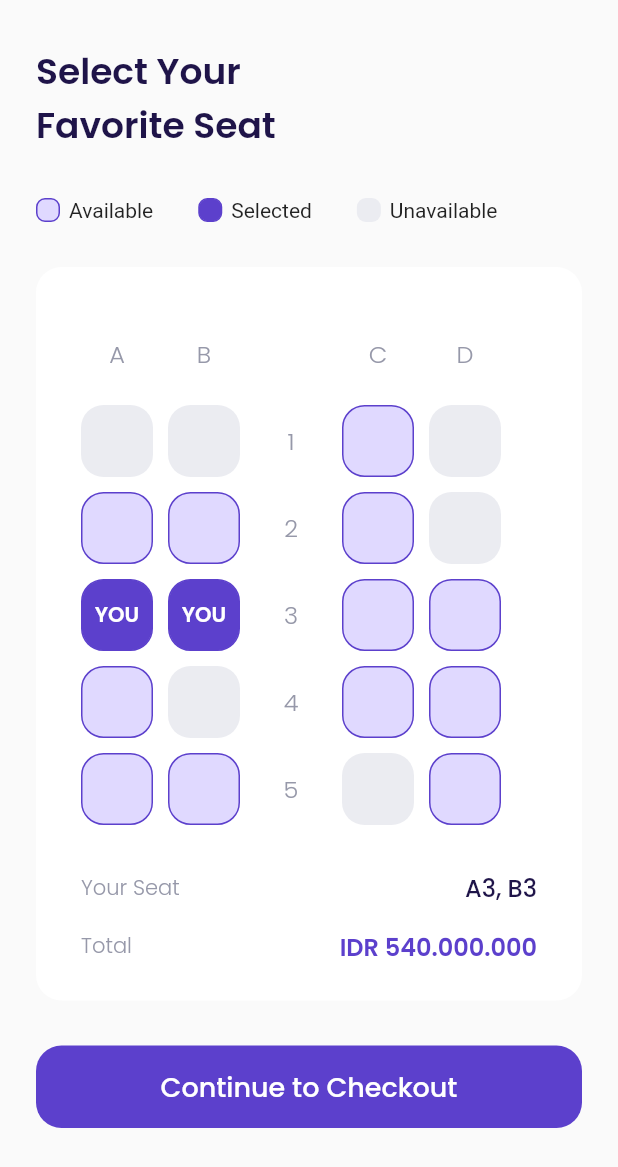
After one commit to dikialfin/travelApp, a Flutter app: the SelectSeat screen opened by its route, on a phone screen of 412 x 824 dp. The commit adds this screen. Shown: the top 1167 px of the screen. Run offline on Flutter 3.47's test engine with Material 2 defaults, Android fonts, the phone set to English and light mode, and no system bars; our stand-ins replace google_fonts.

Commit message:
Select seat page

```diff
--- a/lib/Shared/theme.dart
+++ b/lib/Shared/theme.dart
@@ -13,6 +13,8 @@ Color greenColor = Color(0xff0EC3AE);
 Color redColor = Color(0xffEB70A5);
 Color bgColor = Color(0xffFAFAFA);
 Color colorTransparent = Colors.transparent;
+Color availableColor = Color(0xffE0D9FF);
+Color unavailableColor = Color(0xffEBECF1);
 
 TextStyle blackTextStyle = GoogleFonts.poppins(color: blackColor);
 TextStyle whiteTextStyle = GoogleFonts.poppins(color: whiteColor);
--- a/lib/UI/Pages/detail_page.dart
+++ b/lib/UI/Pages/detail_page.dart
@@ -197,7 +197,9 @@ class DetailPage extends StatelessWidget {
                           fontWeight: medium, fontSize: 18),
                     ),
                     width: 170,
-                    actionButton: () {},
+                    actionButton: () {
+                      Navigator.pushNamed(context, '/select-seat');
+                    },
                     margin: EdgeInsets.only(top: 0))
               ],
             ),
--- /dev/null
+++ b/lib/UI/Pages/select_seat.dart
@@ -0,0 +1,283 @@
+import 'package:airplane/UI/Widgets/customBoxSelectSeat.dart';
+import 'package:airplane/UI/Widgets/customButton.dart';
+import 'package:flutter/material.dart';
+import 'package:airplane/Shared/theme.dart';
+
+class SelectSeat extends StatelessWidget {
+  const SelectSeat({Key? key}) : super(key: key);
+
+  @override
+  Widget build(BuildContext context) {
+    Widget indicatorSeat(
+        {required int statusCode, required String statusName}) {
+      Color containerColor = colorTransparent;
+      Color borderColor = colorTransparent;
+
+      switch (statusCode) {
+        case 0:
+          containerColor = availableColor;
+          borderColor = primaryColor;
+          break;
+        case 1:
+          containerColor = primaryColor;
+          borderColor = primaryColor;
+          break;
+        case 2:
+          containerColor = unavailableColor;
+          break;
+        default:
+          containerColor = unavailableColor;
+      }
+
+      return Container(
+        margin: EdgeInsets.only(top: 30),
+        child: Row(
+          children: [
+            Container(
+              height: 16,
+              width: 16,
+              margin: EdgeInsets.only(
+                right: 6,
+              ),
+              decoration: BoxDecoration(
+                  color: containerColor,
+                  borderRadius: BorderRadius.circular(6),
+                  border: Border.all(color: borderColor)),
+            ),
+            Text(statusName)
+          ],
+        ),
+      );
+    }
+
+    return Scaffold(
+      backgroundColor: bgColor,
+      body: SingleChildScrollView(
+          child: Padding(
+        padding: EdgeInsets.symmetric(vertical: 30, horizontal: 24),
+        child: Column(crossAxisAlignment: CrossAxisAlignment.start, children: [
+          // Tittle page
+          Text(
+            'Select Your\nFavorite Seat',
+            style: blackTextStyle.copyWith(fontWeight: semiBold, fontSize: 24),
+          ),
+          // Seat Indicator
+          Row(
+            children: [
+              Container(
+                  margin: EdgeInsets.only(right: 30),
+                  child: indicatorSeat(statusCode: 0, statusName: 'Available')),
+              Container(
+                  margin: EdgeInsets.only(right: 30),
+                  child: indicatorSeat(statusCode: 1, statusName: 'Selected')),
+              Container(
+                  margin: EdgeInsets.only(right: 30),
+                  child:
+                      indicatorSeat(statusCode: 2, statusName: 'Unavailable')),
+            ],
+          ),
+          // Card Select Seat
+          Container(
+            margin: EdgeInsets.only(top: 30),
+            width: double.infinity,
+            decoration: BoxDecoration(
+              color: whiteColor,
+              borderRadius: BorderRadius.circular(defaultRadius),
+            ),
+            padding: EdgeInsets.symmetric(horizontal: 30, vertical: 24),
+            child: Column(children: [
+              // Seat Initial
+              Row(
+                children: [
+                  CustomBoxSelectSeat(
+                    statusCode: 3,
+                    text: 'A',
+                  ),
+                  CustomBoxSelectSeat(
+                    statusCode: 3,
+                    text: 'B',
+                  ),
+                  CustomBoxSelectSeat(
+                    statusCode: 3,
+                    text: '',
+                  ),
+                  CustomBoxSelectSeat(
+                    statusCode: 3,
+                    text: 'C',
+                  ),
+                  CustomBoxSelectSeat(
+                    statusCode: 3,
+                    text: 'D',
+                  ),
+                ],
+              ),
+              // Seat Number Postion
+              Row(
+                children: [
+                  CustomBoxSelectSeat(
+                    statusCode: 2,
+                    text: '',
+                  ),
+                  CustomBoxSelectSeat(
+                    statusCode: 2,
+                    text: '',
+                  ),
+                  CustomBoxSelectSeat(
+                    statusCode: 3,
+                    text: '1',
+                  ),
+                  CustomBoxSelectSeat(
+                    statusCode: 0,
+                    text: '',
+                  ),
+                  CustomBoxSelectSeat(
+                    statusCode: 2,
+                    text: '',
+                  ),
+                ],
+              ),
+              Row(
+                children: [
+                  CustomBoxSelectSeat(
+                    statusCode: 0,
+                    text: '',
+                  ),
+                  CustomBoxSelectSeat(
+                    statusCode: 0,
+                    text: '',
+                  ),
+                  CustomBoxSelectSeat(
+                    statusCode: 3,
+                    text: '2',
+                  ),
+                  CustomBoxSelectSeat(
+                    statusCode: 0,
+                    text: '',
+                  ),
+                  CustomBoxSelectSeat(
+                    statusCode: 2,
+                    text: '',
+                  ),
+                ],
+              ),
+              Row(
+                children: [
+                  CustomBoxSelectSeat(
+                    statusCode: 1,
+                    text: 'YOU',
+                  ),
+                  CustomBoxSelectSeat(
+                    statusCode: 1,
+                    text: 'YOU',
+                  ),
+                  CustomBoxSelectSeat(
+                    statusCode: 3,
+                    text: '3',
+                  ),
+                  CustomBoxSelectSeat(
+                    statusCode: 0,
+                    text: '',
+                  ),
+                  CustomBoxSelectSeat(
+                    statusCode: 0,
+                    text: '',
+                  ),
+                ],
+              ),
+              Row(
+                children: [
+                  CustomBoxSelectSeat(
+                    statusCode: 0,
+                    text: '',
+                  ),
+                  CustomBoxSelectSeat(
+                    statusCode: 2,
+                    text: '',
+                  ),
+                  CustomBoxSelectSeat(
+                    statusCode: 3,
+                    text: '4',
+                  ),
+                  CustomBoxSelectSeat(
+                    statusCode: 0,
+                    text: '',
+                  ),
+                  CustomBoxSelectSeat(
+                    statusCode: 0,
+                    text: '',
+                  ),
+                ],
+              ),
+              Row(
+                children: [
+                  CustomBoxSelectSeat(
+                    statusCode: 0,
+                    text: '',
+                  ),
+                  CustomBoxSelectSeat(
+                    statusCode: 0,
+                    text: '',
+                  ),
+                  CustomBoxSelectSeat(
+                    statusCode: 3,
+                    text: '5',
+                  ),
+                  CustomBoxSelectSeat(
+                    statusCode: 2,
+                    text: '',
+                  ),
+                  CustomBoxSelectSeat(
+                    statusCode: 0,
+                    text: '',
+                  ),
+                ],
+              ),
+              // Total Price Section
+              Container(
+                margin: EdgeInsets.only(top: 30),
+                child: Row(
+                    mainAxisAlignment: MainAxisAlignment.spaceBetween,
+                    children: [
+                      Text(
+                        'Your Seat',
+                        style: greyTextStyle.copyWith(fontWeight: light),
+                      ),
+                      Text(
+                        'A3, B3',
+                        style: blackTextStyle.copyWith(
+                            fontWeight: medium, fontSize: 16),
+                      ),
+                    ]),
+              ),
+              Container(
+                margin: EdgeInsets.only(top: 15),
+                child: Row(
+                    mainAxisAlignment: MainAxisAlignment.spaceBetween,
+                    children: [
+                      Text(
+                        'Total',
+                        style: greyTextStyle.copyWith(fontWeight: light),
+                      ),
+                      Text(
+                        'IDR 540.000.000',
+                        style: purpleTextStyle.copyWith(
+                            fontWeight: semiBold, fontSize: 16),
+                      ),
+                    ]),
+              )
+            ]),
+          ),
+          // Button Continue Section
+          CustomButton(
+              textButton: Text(
+                'Continue to Checkout',
+                style:
+                    whiteTextStyle.copyWith(fontWeight: medium, fontSize: 18),
+              ),
+              actionButton: () {},
+              margin: EdgeInsets.only(top: 30))
+        ]),
+      )),
+    );
+  }
+}
--- /dev/null
+++ b/lib/UI/Widgets/customBoxSelectSeat.dart
@@ -0,0 +1,56 @@
+import 'package:flutter/material.dart';
+import 'package:airplane/Shared/theme.dart';
+
+class CustomBoxSelectSeat extends StatelessWidget {
+  final int statusCode;
+  final String text;
+
+  const CustomBoxSelectSeat(
+      {Key? key, required this.statusCode, this.text = ''})
+      : super(key: key);
+
+  @override
+  Widget build(BuildContext context) {
+    Color containerColor = colorTransparent;
+    Color borderColor = colorTransparent;
+
+    switch (this.statusCode) {
+      case 0:
+        containerColor = availableColor;
+        borderColor = primaryColor;
+        break;
+      case 1:
+        containerColor = primaryColor;
+        borderColor = primaryColor;
+        break;
+      case 2:
+        containerColor = unavailableColor;
+        break;
+      case 3:
+        containerColor = whiteColor;
+        break;
+      default:
+        containerColor = unavailableColor;
+    }
+
+    TextStyle stringStyle = whiteTextStyle.copyWith(fontWeight: semiBold);
+    if (statusCode == 3) {
+      stringStyle = greyTextStyle.copyWith(fontWeight: regular, fontSize: 16);
+    }
+
+    return Container(
+        margin: EdgeInsets.only(right: 10, top: 10),
+        height: 48,
+        width: 48,
+        decoration: BoxDecoration(
+            borderRadius: BorderRadius.circular(15),
+            color: containerColor,
+            border: Border.all(color: borderColor)),
+        child: Center(
+          child: Text(
+            text,
+            style: stringStyle,
+          ),
+        ));
+  }
+}
--- a/lib/main.dart
+++ b/lib/main.dart
@@ -1,6 +1,7 @@
 import 'package:airplane/UI/Pages/bonus_page.dart';
 import 'package:airplane/UI/Pages/get_started_page.dart';
 import 'package:airplane/UI/Pages/home_page.dart';
+import 'package:airplane/UI/Pages/select_seat.dart';
 import 'package:airplane/UI/Pages/signup_page.dart';
 import 'package:flutter/material.dart';
 import 'UI/Pages/splash_page.dart';
@@ -31,6 +32,7 @@ class MyApp extends StatelessWidget {
         '/signup': (context) => SignUpPage(),
         '/bonus-page': (context) => BonusPage(),
         '/home-page': (context) => HomePage(),
+        '/select-seat': (context) => SelectSeat(),
       },
     );
   }
```
